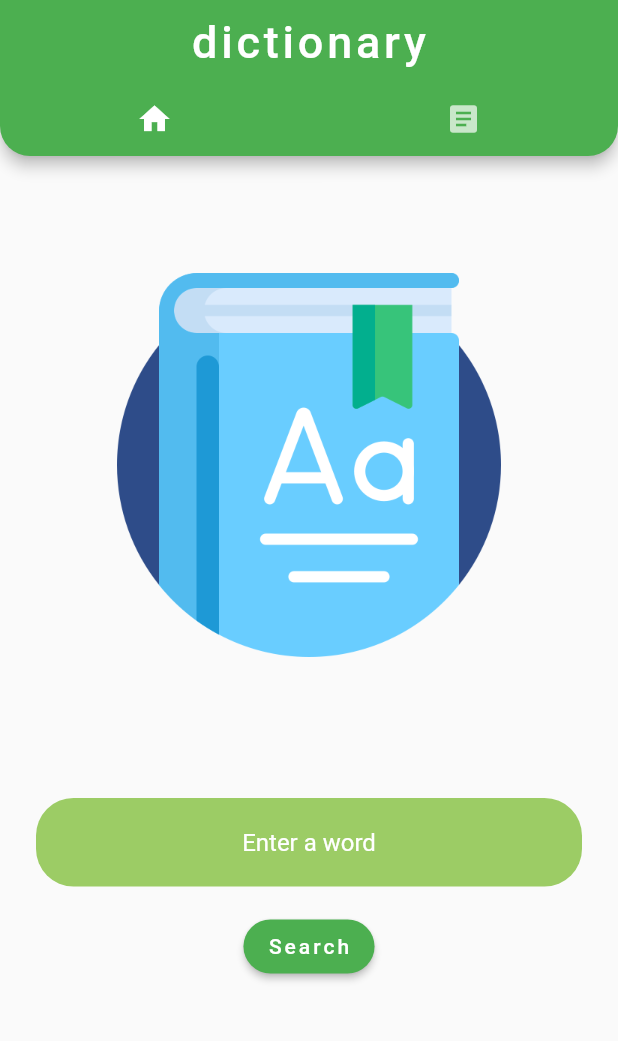
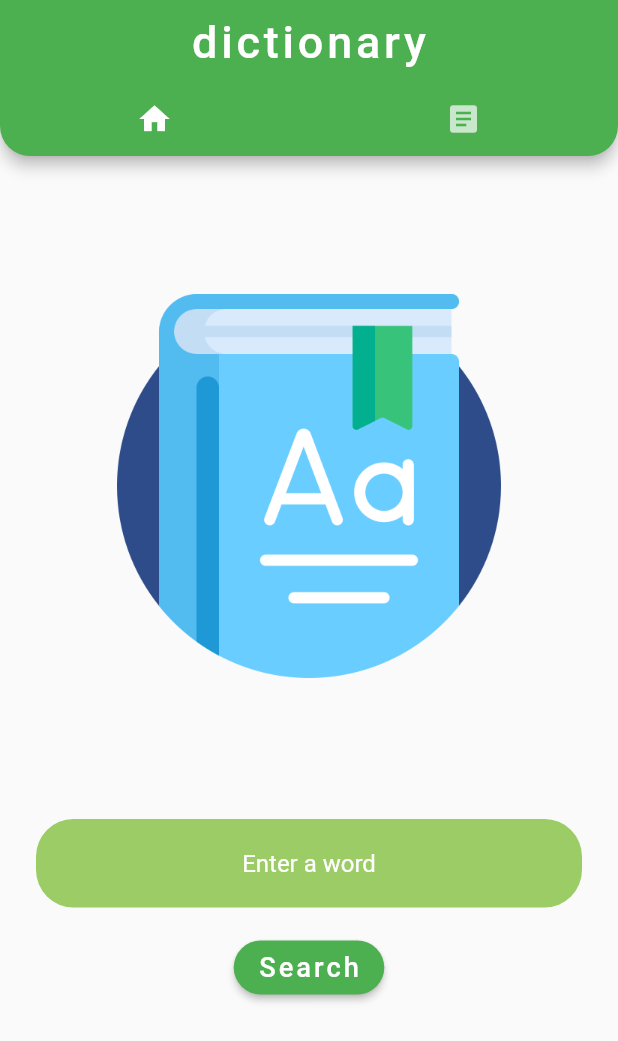
Before and after one commit to danger-ahead/flutter_dictionary, a Flutter app: the screen it shows after launch, on a phone screen of 412 x 824 dp. Shown: the top 1041 px of the screen. Run offline on Flutter 3.47's test engine with Material 2 defaults, Android fonts, the phone set to English and light mode, and no system bars; our stand-ins replace assets_audio_player, cached_network_image, connectivity_plus, google_fonts, share_plus and 1 more; missing offline and left inert: dart:ffi; accounts and stored records are empty; Roboto replaces fonts that are missing (Michroma).

```diff
--- a/lib/PreviousWords.dart
+++ b/lib/PreviousWords.dart
@@ -35,6 +35,7 @@ class PreviousWords extends StatelessWidget {
                   child: ListTile(
                     title: Text(
                       "\t\t" + item.word,
+                      textScaleFactor: 1.2,
                       style: GoogleFonts.overpassMono(),
                     ),
                     trailing: Row(
--- a/lib/home_about.dart
+++ b/lib/home_about.dart
@@ -14,10 +14,13 @@ dynamic layoutHomeAbout(int selected, BuildContext context) {
 
   List<Widget> widgetArray = [
     ListView(children: [
-      ClipRect(
-        child: Image.asset(
-          'images/icon.png',
-          scale: 2,
+      Padding(
+        padding: const EdgeInsets.only(top: 14.0),
+        child: ClipRect(
+          child: Image.asset(
+            'images/icon.png',
+            scale: 2,
+          ),
         ),
       ),
       Padding(
@@ -54,6 +57,7 @@ dynamic layoutHomeAbout(int selected, BuildContext context) {
               ))),
               child: Text(
                 "Search",
+                textScaleFactor: 1.3,
                 style: GoogleFonts.michroma(
                   letterSpacing: 2,
                 ),
@@ -80,6 +84,7 @@ dynamic layoutHomeAbout(int selected, BuildContext context) {
           child: TextButton(
               child: Text(
                 "Previously searched words",
+                textScaleFactor: 1.1,
                 style: GoogleFonts.michroma(),
               ),
               onPressed: () {
@@ -107,10 +112,10 @@ dynamic layoutHomeAbout(int selected, BuildContext context) {
                 //ClipRect
                 title: Text(
                   "Hi, I'm Shourya!\nDICTIONARY is my first flutter project.",
+                  textScaleFactor: 1.9,
                   style: GoogleFonts.poiretOne(
                       textStyle: TextStyle(
                     fontWeight: FontWeight.bold,
-                    fontSize: 30,
                   )),
                 ), //Text
               ),
--- a/pubspec.yaml
+++ b/pubspec.yaml
@@ -15,6 +15,7 @@ dependencies:
   path_provider: ^2.0.2
   url_launcher: ^6.0.9
   cupertino_icons: ^1.0.3
+  share_plus: ^2.1.4
   http: ^0.13.3
   google_fonts: ^2.1.0
   connectivity_plus: ^1.0.6
```
Also changed, not shown: lib/data.dart (+29 -10 lines), lib/results.dart (+10 -12 lines), pubspec.lock.
